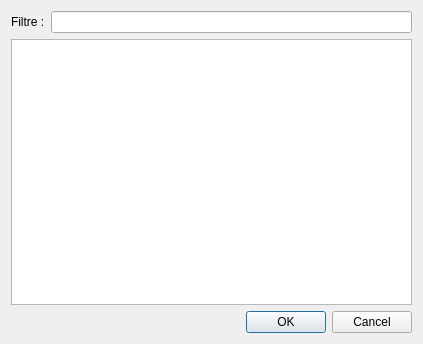
Before: the Qt Designer form ui/select_indiv_dialog.ui in aroche/pySequoia, drawn with Qt 5.
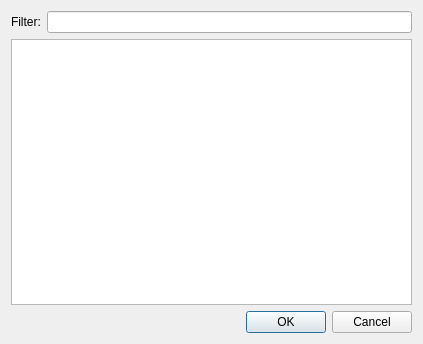
After: the same form once the commit is applied.

What changed in the file:
```diff
--- a/ui/select_indiv_dialog.ui
+++ b/ui/select_indiv_dialog.ui
@@ -22,7 +22,7 @@
      <item>
       <widget class="QLabel" name="label">
        <property name="text">
-        <string>Filtre :</string>
+        <string>Filter:</string>
        </property>
        <property name="buddy">
         <cstring>filter</cstring>
```
Left out of the diff: 2 changed lines with no effect on the pictures.
